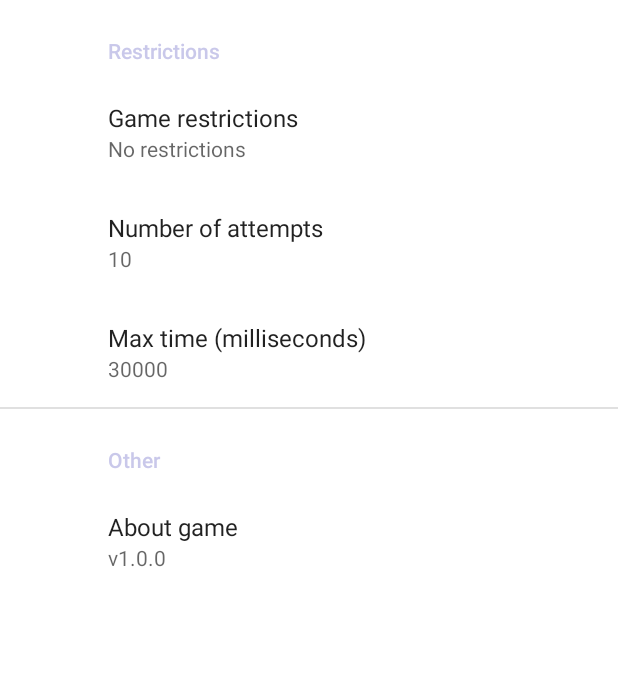
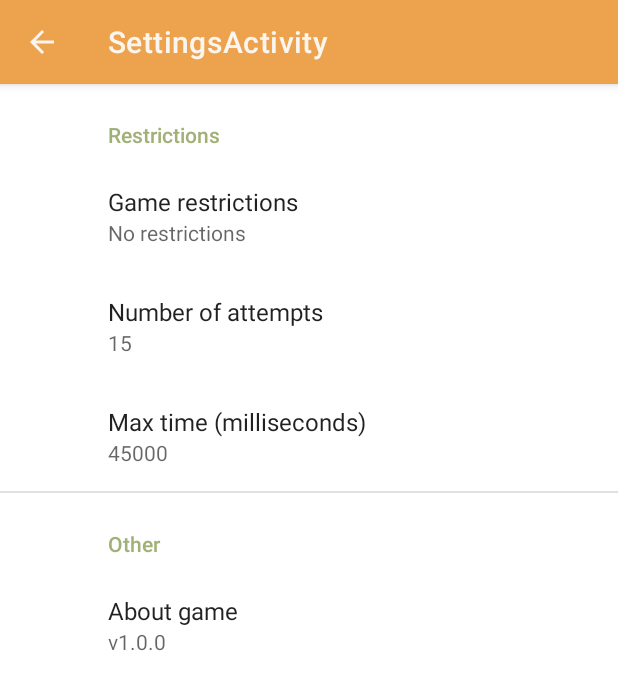
Before and after one commit to Andrinha/Bulls_and_Cows, an Android app: the SettingsActivity screen opened directly, with no data from a screen before it, on a phone screen of 412 x 824 dp. Shown: the top 690 px of the screen. Run offline under Robolectric (Android 15) with nearby library versions, the phone set to English and light mode, and no system bars; our stand-ins replace androidx.preference.

Commit message:
adjust color palette, fix action bar

```diff
--- a/app/src/main/AndroidManifest.xml
+++ b/app/src/main/AndroidManifest.xml
@@ -15,10 +15,12 @@
         tools:targetApi="31">
         <activity
             android:name=".ui.settings.SettingsActivity"
+            android:parentActivityName="com.fit.bullsandcows.MainActivity"
             android:exported="false"
             android:label="@string/title_activity_settings" />
         <activity
             android:name=".ui.game.GameActivity"
+            android:theme="@style/Theme.BullsAndCows.NoActionBar"
             android:exported="false" />
         <activity
             android:name=".MainActivity"
--- a/app/src/main/res/drawable/recycle_header.xml
+++ b/app/src/main/res/drawable/recycle_header.xml
@@ -3,12 +3,12 @@
     android:shape="rectangle"   >
 
     <solid
-        android:color="@color/lightYellow" >
+        android:color="@color/color_11_extra_light" >
     </solid>
 
     <stroke
         android:width="1dp"
-        android:color="#D3BB97" >
+        android:color="@color/color_11_light" >
     </stroke>
 
     <padding
--- a/app/src/main/res/values/colors.xml
+++ b/app/src/main/res/values/colors.xml
@@ -1,16 +1,15 @@
 <?xml version="1.0" encoding="utf-8"?>
 <resources>
-    <color name="purple_200">#FF687281</color>
-    <color name="purple_500">#FF485466</color>
-    <color name="purple_700">#FF0C1B33</color>
-    <color name="teal_200">#FFC9C8EA</color>
-    <color name="teal_700">#ACA9E4</color>
-    <color name="black">#FF000000</color>
-    <color name="white">#FFFFFFFF</color>
-    <color name="extraLightYellow">#F3EBE0</color>
-    <color name="lightYellow">#EDD2A9</color>
-    <color name="yellow">#ED9716</color>
-    <color name="darkYellow">#B57312</color>
-    <color name="green">#81ED34</color>
-    <color name="gray">#D5CEC5</color>
+    <!-- New color palette -->
+    <color name="black">#121212</color>
+    <color name="color_10">#c05c35</color>
+    <color name="color_11">#eda24e</color>
+    <color name="color_11_light">#F4D08D</color>
+    <color name="color_11_extra_light">#F6DDB0</color>
+    <color name="color_12">#f7eddb</color>
+    <color name="color_12_light">#FAF6EF</color>
+    <color name="color_13">#a1b076</color>
+    <color name="color_14">#536036</color>
+    <color name="color_15">#95D837</color>
+    <color name="color_16">#D5CEC5</color>
 </resources>
--- a/app/src/main/res/values/themes.xml
+++ b/app/src/main/res/values/themes.xml
@@ -1,16 +1,24 @@
-<resources xmlns:tools="http://schemas.android.com/tools">
-    <!-- Base application theme. -->
-    <style name="Theme.BullsAndCows" parent="Theme.MaterialComponents.DayNight.NoActionBar">
-        <!-- Primary brand color. -->
-        <item name="colorPrimary">@color/yellow</item>
-        <item name="colorPrimaryVariant">@color/darkYellow</item>
-        <item name="colorOnPrimary">@color/white</item>
-        <!-- Secondary brand color. -->
-        <item name="colorSecondary">@color/teal_200</item>
-        <item name="colorSecondaryVariant">@color/teal_700</item>
+<resources>
+
+    <style name="Theme.BullsAndCows.NoActionBar" parent="Theme.MaterialComponents.DayNight.NoActionBar">
+        <item name="colorPrimary">@color/color_11</item>
+        <item name="colorPrimaryVariant">@color/color_10</item>
+        <item name="colorOnPrimary">@color/color_12</item>
+        <item name="colorSecondary">@color/color_13</item>
+        <item name="colorSecondaryVariant">@color/color_14</item>
         <item name="colorOnSecondary">@color/black</item>
-        <!-- Status bar color. -->
         <item name="android:statusBarColor" >?attr/colorPrimaryVariant</item>
-        <!-- Customize your theme here. -->
     </style>
+
+    <style name="Theme.BullsAndCows" parent="Theme.MaterialComponents.DayNight">
+        <item name="colorPrimary">@color/color_11</item>
+        <item name="colorPrimaryVariant">@color/color_10</item>
+        <item name="colorOnPrimary">@color/color_12</item>
+        <item name="colorSecondary">@color/color_13</item>
+        <item name="colorSecondaryVariant">@color/color_14</item>
+        <item name="colorOnSecondary">@color/black</item>
+        <item name="android:statusBarColor" >?attr/colorPrimaryVariant</item>
+        <item name="actionBarTheme">@style/ThemeOverlay.Actionbar</item>
+    </style>
+
 </resources>
--- a/app/src/main/res/xml/root_preferences.xml
+++ b/app/src/main/res/xml/root_preferences.xml
@@ -13,14 +13,14 @@
             app:useSimpleSummaryProvider="true" />
 
         <EditTextPreference
-            android:defaultValue="10"
+            android:defaultValue="15"
             android:key="attempts_number"
             android:selectAllOnFocus="true"
             android:singleLine="true"
             android:title="Number of attempts"
             app:useSimpleSummaryProvider="true" />
         <EditTextPreference
-            android:defaultValue="30000"
+            android:defaultValue="45000"
             android:key="time"
             android:selectAllOnFocus="true"
             android:singleLine="true"
```
Also changed, not shown: app/src/main/res/values/styles.xml (+8 -9 lines).
